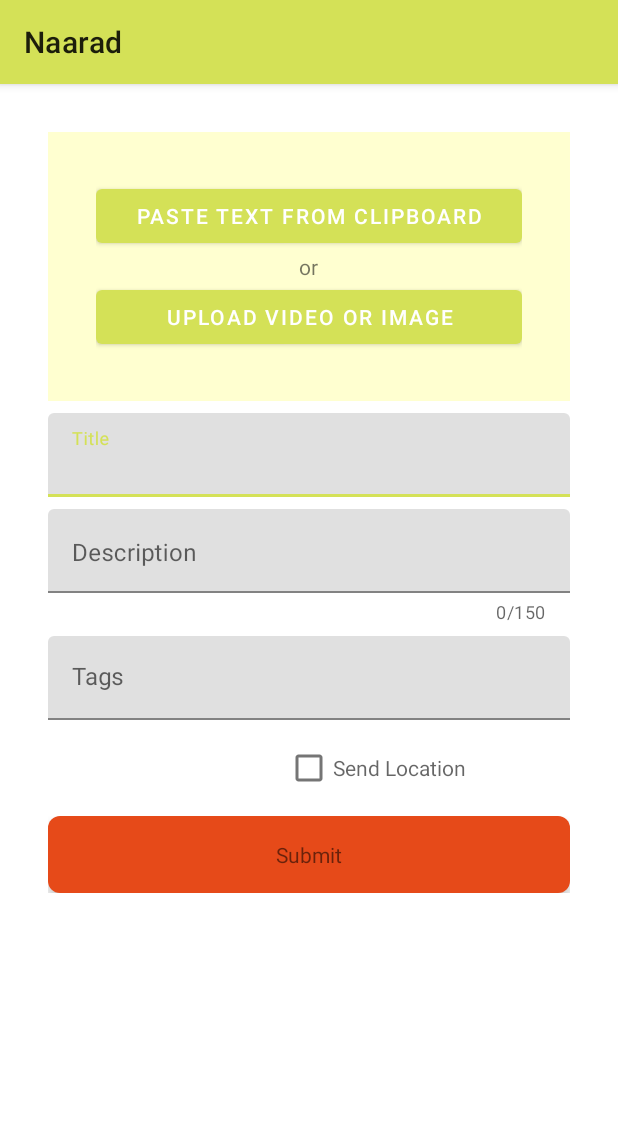
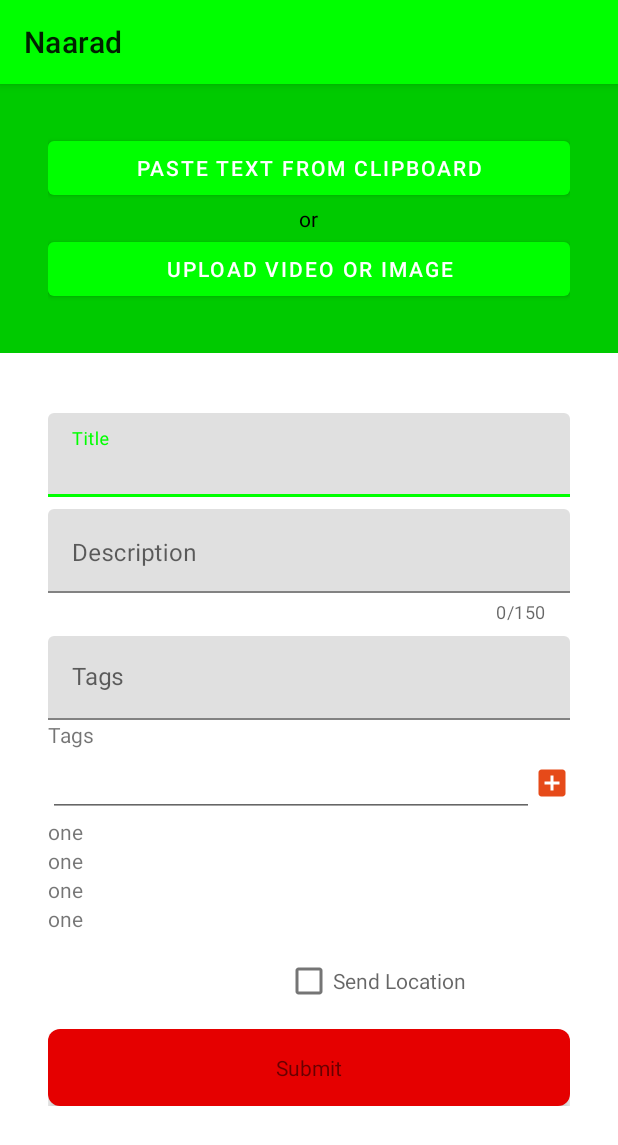
Before and after one commit to tattle-made/tattle-android, an Android app: the screen it shows after launch (LandingActivity), on a phone screen of 412 x 824 dp. Shown: the top 1145 px of the screen. Run offline under Robolectric (Android 15) with nearby library versions, the phone set to English and light mode, and no system bars; our stand-ins replace ButterKnife, Firebase (no records; nobody signed in at launch, a user with empty details on screens opened directly).

Commit message:
switched to a more bolder theme

```diff
--- a/app/src/main/java/studio/laboroflove/naarad/LandingActivity.java
+++ b/app/src/main/java/studio/laboroflove/naarad/LandingActivity.java
@@ -121,6 +121,7 @@ public class LandingActivity extends AppCompatActivity {
         compoundSubmitButton.setInteractionListener(new LoaderButton.InteractionListener() {
             @Override
             public void onClicked() {
+                Log.d(TAG, formDescription.getText().toString());
                 switch (postState){
                     case text:
                         uploadTextFile();
--- /dev/null
+++ b/app/src/main/java/studio/laboroflove/naarad/widgets/TagAdapter.java
@@ -0,0 +1,58 @@
+package studio.laboroflove.naarad.widgets;
+
+import android.support.annotation.NonNull;
+import android.support.v7.widget.RecyclerView;
+import android.view.LayoutInflater;
+import android.view.View;
+import android.view.ViewGroup;
+import android.widget.LinearLayout;
+import android.widget.TextView;
+
+import java.util.ArrayList;
+import java.util.List;
+
+import butterknife.BindView;
+import butterknife.ButterKnife;
+import studio.laboroflove.naarad.R;
+
+public class TagAdapter extends RecyclerView.Adapter<TagAdapter.ViewHolder> {
+    private List<String> tags = new ArrayList<>();
+
+    public TagAdapter(List<String> tags) {
+        this.tags = tags;
+    }
+
+    @NonNull
+    @Override
+    public ViewHolder onCreateViewHolder(@NonNull ViewGroup viewGroup, int i) {
+        LinearLayout v = (LinearLayout) LayoutInflater.from(viewGroup.getContext())
+                .inflate(R.layout.tag_item, viewGroup, false);
+        ViewHolder vh = new ViewHolder(v);
+        return vh;
+    }
+
+    @Override
+    public void onBindViewHolder(@NonNull ViewHolder viewHolder, int i) {
+        if(viewHolder.getTagText()!=null){
+            viewHolder.getTagText().setText(tags.get(i));
+        }
+    }
+
+    @Override
+    public int getItemCount() {
+        return tags.size();
+    }
+
+    public class ViewHolder extends RecyclerView.ViewHolder{
+        @BindView(R.id.tag_text) TextView tagText;
+
+        public ViewHolder(@NonNull View itemView) {
+            super(itemView);
+            ButterKnife.bind(itemView);
+        }
+
+        public TextView getTagText() {
+            return tagText;
+        }
+    }
+}
--- /dev/null
+++ b/app/src/main/java/studio/laboroflove/naarad/widgets/TagAdder.java
@@ -0,0 +1,66 @@
+package studio.laboroflove.naarad.widgets;
+
+import android.content.Context;
+import android.support.annotation.Nullable;
+import android.support.v7.widget.LinearLayoutManager;
+import android.support.v7.widget.RecyclerView;
+import android.support.v7.widget.StaggeredGridLayoutManager;
+import android.util.AttributeSet;
+import android.util.Log;
+import android.view.View;
+import android.widget.EditText;
+import android.widget.LinearLayout;
+import android.widget.ListAdapter;
+
+import java.util.ArrayList;
+import java.util.List;
+
+import butterknife.BindView;
+import butterknife.ButterKnife;
+import butterknife.OnClick;
+import studio.laboroflove.naarad.R;
+
+public class TagAdder extends LinearLayout {
+    private final String TAG = TagAdder.class.getSimpleName();
+    private List<String> tags = new ArrayList<>();
+
+    @BindView(R.id.rv_tags) RecyclerView rvTags;
+    @BindView(R.id.edittext_tag) EditText editTextTag;
+
+    @OnClick(R.id.btn_add)
+    public void addClicked(View v){
+        tags.add(editTextTag.getText().toString());
+        editTextTag.setText("");
+        Log.d(TAG, "tags : ");
+        for(String tag:tags){
+            Log.d(TAG, tag);
+        }
+    }
+
+    public TagAdder(Context context) {
+        super(context);
+        init(context);
+    }
+
+    public TagAdder(Context context, @Nullable AttributeSet attrs) {
+        super(context, attrs);
+        init(context);
+    }
+
+    public TagAdder(Context context, @Nullable AttributeSet attrs, int defStyleAttr) {
+        super(context, attrs, defStyleAttr);
+        init(context);
+    }
+
+    private void init(Context context){
+        ButterKnife.bind(inflate(context, R.layout.tag_adder, this), this);
+
+        rvTags.setHasFixedSize(true);
+        //LessonsLayoutManager layoutManager = new LessonsLayoutManager();
+        tags.add("one"); tags.add("two"); tags.add("three"); tags.add("four");
+        TagAdapter adapter = new TagAdapter(tags);
+        rvTags.setAdapter(adapter);
+        rvTags.setLayoutManager(new LinearLayoutManager(getContext()));
+
+    }
+}
--- /dev/null
+++ b/app/src/main/res/drawable/ic_add.xml
@@ -0,0 +1,9 @@
+<vector xmlns:android="http://schemas.android.com/apk/res/android"
+        android:width="24dp"
+        android:height="24dp"
+        android:viewportWidth="24.0"
+        android:viewportHeight="24.0">
+    <path
+        android:fillColor="#e64a19"
+        android:pathData="M19,3L5,3c-1.11,0 -2,0.9 -2,2v14c0,1.1 0.89,2 2,2h14c1.1,0 2,-0.9 2,-2L21,5c0,-1.1 -0.9,-2 -2,-2zM17,13h-4v4h-2v-4L7,13v-2h4L11,7h2v4h4v2z"/>
+</vector>
--- a/app/src/main/res/layout/activity_landing.xml
+++ b/app/src/main/res/layout/activity_landing.xml
@@ -11,10 +11,6 @@
     <LinearLayout android:layout_width="match_parent"
         android:layout_height="match_parent"
         android:orientation="vertical"
-        android:paddingLeft="@dimen/quadruple_margin"
-        android:paddingRight="@dimen/quadruple_margin"
-        android:paddingTop="@dimen/quadruple_margin"
-        android:paddingBottom="@dimen/quadruple_margin"
         >
         <FrameLayout android:layout_width="match_parent"
             android:layout_height="wrap_content"
@@ -49,6 +45,7 @@
                 <TextView android:layout_width="wrap_content"
                     android:layout_height="wrap_content"
                     android:text="or"
+                    android:textColor="@android:color/black"
                     android:layout_gravity="center_horizontal"/>
 
                 <Button android:layout_width="match_parent"
@@ -58,6 +55,15 @@
 
             </LinearLayout>
         </FrameLayout>
+
+        <LinearLayout
+            android:layout_width="match_parent"
+            android:layout_height="wrap_content"
+            android:orientation="vertical"
+            android:paddingLeft="@dimen/quadruple_margin"
+            android:paddingRight="@dimen/quadruple_margin"
+            android:paddingTop="@dimen/quadruple_margin"
+            android:paddingBottom="@dimen/quadruple_margin">
 
             <android.support.design.widget.TextInputLayout
                 android:layout_width="match_parent"
@@ -109,6 +115,13 @@
                     android:singleLine="true"/>
             </android.support.design.widget.TextInputLayout>
 
+            <studio.laboroflove.naarad.widgets.TagAdder
+                android:layout_width="match_parent"
+                android:layout_height="wrap_content"
+                android:id="@+id/tagadder_tags">
+
+            </studio.laboroflove.naarad.widgets.TagAdder>
+
             <CheckBox android:layout_width="match_parent"
                 android:layout_height="wrap_content"
                 android:layout_marginTop="@dimen/single_margin"
@@ -124,6 +137,10 @@
 
             </studio.laboroflove.naarad.widgets.LoaderButton>
 
+        </LinearLayout>
+
+
+
 
     </LinearLayout>
 
--- /dev/null
+++ b/app/src/main/res/layout/tag_adder.xml
@@ -0,0 +1,37 @@
+<?xml version="1.0" encoding="utf-8"?>
+<LinearLayout
+    xmlns:android="http://schemas.android.com/apk/res/android" android:layout_width="match_parent"
+    android:layout_height="match_parent"
+    android:orientation="vertical">
+
+    <TextView android:layout_width="wrap_content"
+        android:layout_height="wrap_content"
+        android:id="@+id/button_label"
+        android:text="Tags"/>
+
+    <LinearLayout
+        android:layout_width="match_parent"
+        android:layout_height="wrap_content"
+        android:gravity="center_vertical"
+        android:orientation="horizontal">
+        <EditText android:layout_width="0dp"
+            android:layout_weight="4"
+            android:layout_height="wrap_content"
+            android:id="@+id/edittext_tag"/>
+        <ImageButton
+            android:layout_width="wrap_content"
+            android:layout_height="wrap_content"
+            android:src="@drawable/ic_add"
+            android:id="@+id/btn_add"
+            android:background="?android:selectableItemBackground"
+            />
+    </LinearLayout>
+
+    <android.support.v7.widget.RecyclerView
+        android:layout_width="match_parent"
+        android:layout_height="wrap_content"
+        android:id="@+id/rv_tags">
+
+    </android.support.v7.widget.RecyclerView>
+
+</LinearLayout>
--- /dev/null
+++ b/app/src/main/res/layout/tag_item.xml
@@ -0,0 +1,10 @@
+<?xml version="1.0" encoding="utf-8"?>
+<LinearLayout
+    xmlns:android="http://schemas.android.com/apk/res/android" android:layout_width="match_parent"
+    android:layout_height="match_parent">
+    <TextView
+        android:layout_width="wrap_content"
+        android:layout_height="match_parent"
+        android:id="@+id/tag_text"
+        android:text="one "/>
+</LinearLayout>
--- a/app/src/main/res/values/colors.xml
+++ b/app/src/main/res/values/colors.xml
@@ -1,16 +1,16 @@
 <?xml version="1.0" encoding="utf-8"?>
 <resources>
-    <color name="primaryColor">#d4e157</color>
-    <color name="primaryLightColor">#ffff89</color>
-    <color name="primaryDarkColor">#a0af22</color>
-    <color name="secondaryColor">#e64a19</color>
-    <color name="secondaryLightColor">#ff7d47</color>
-    <color name="secondaryDarkColor">#ac0800</color>
+    <color name="primaryColor">#00ff00</color>
+    <color name="primaryLightColor">#70ff56</color>
+    <color name="primaryDarkColor">#00ca00</color>
+    <color name="secondaryColor">#e50000</color>
+    <color name="secondaryLightColor">#ff5433</color>
+    <color name="secondaryDarkColor">#aa0000</color>
     <color name="primaryTextColor">#000000</color>
-    <color name="secondaryTextColor">#000000</color>
+    <color name="secondaryTextColor">#ffffff</color>
 
     <color name="colorPrimary">@color/primaryColor</color>
     <color name="colorPrimaryDark">@color/primaryColor</color>
     <color name="colorAccent">@color/secondaryColor</color>
-    <color name="primaryLightColorTranscluscent">#66ffff89</color>
+    <color name="primaryLightColorTranscluscent">@color/primaryDarkColor</color>
 </resources>
--- a/app/src/main/res/values/styles.xml
+++ b/app/src/main/res/values/styles.xml
@@ -6,6 +6,7 @@
         <item name="colorPrimary">@color/colorPrimary</item>
         <item name="colorPrimaryDark">@color/colorPrimaryDark</item>
         <item name="colorAccent">@color/colorAccent</item>
+        <item name="android:windowLightStatusBar">true</item>
     </style>
 
 </resources>
```
Also changed, not shown: app/src/main/java/studio/laboroflove/naarad/widgets/LessonsLayoutManager.java (added, +91 -0 lines). Lines whose indentation alone changed are shown as unchanged.
